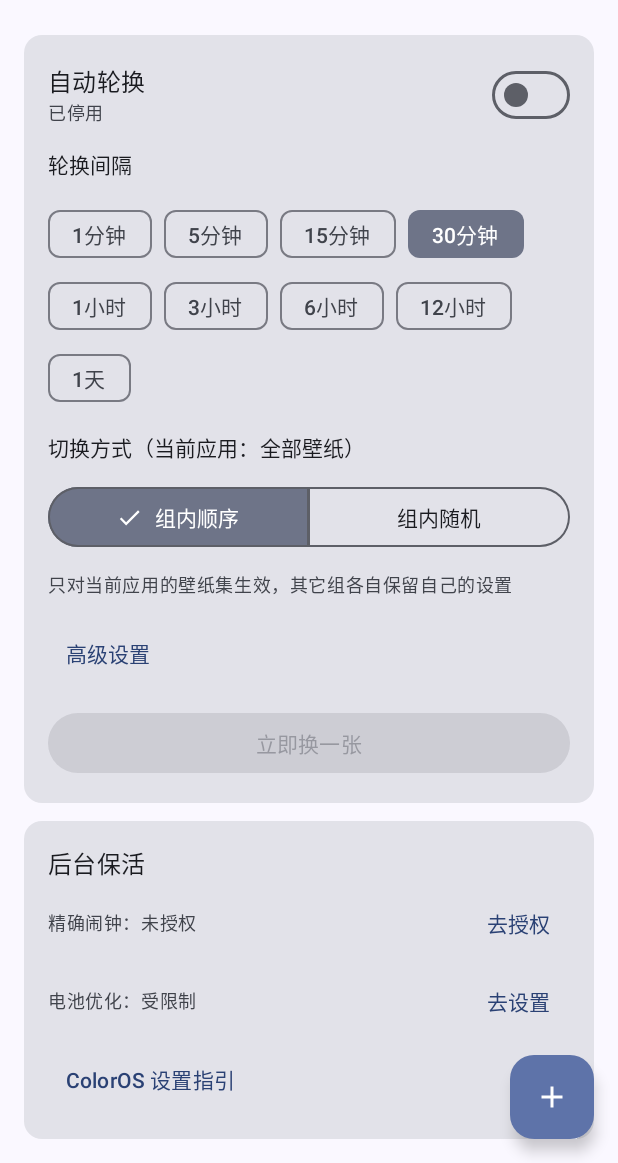
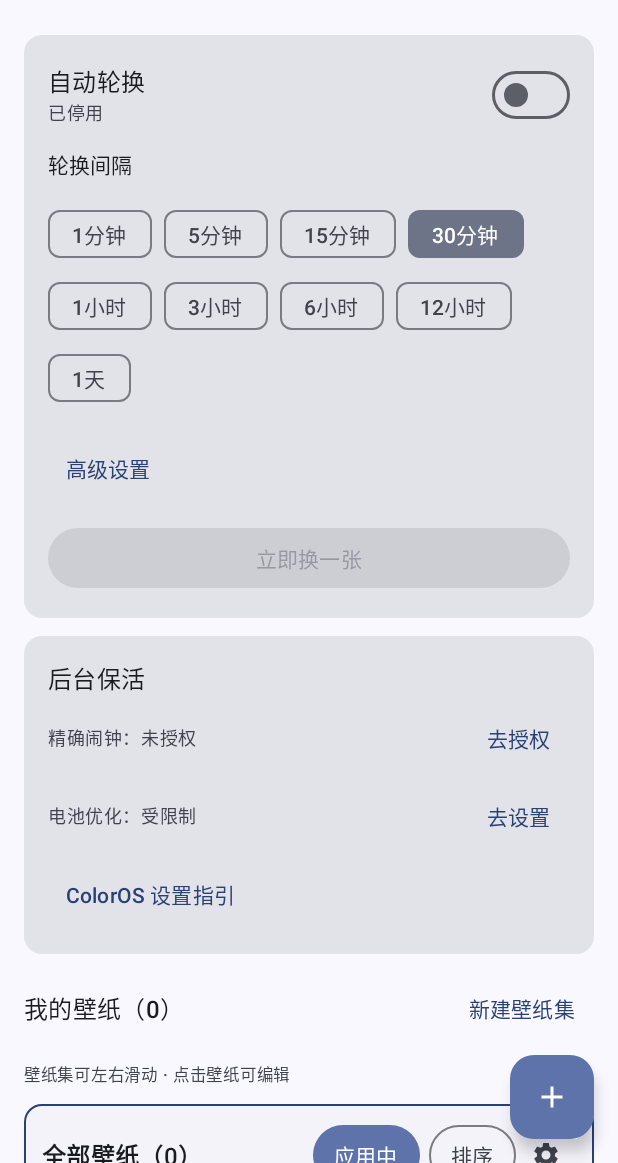
Before and after one commit to printf6666/WallpaperCarousel, an Android app built with Jetpack Compose: the screen it shows after launch (MainActivity), on a phone screen of 412 x 824 dp, the part 73-1236 px from its top. Run offline under Robolectric (Android 15) with nearby library versions, the phone set to English and light mode, and no system bars.

Commit message:
v1.12.1：主界面去掉切换方式，只保留设置里的入口
- 删除设置卡片里的「切换方式（当前应用：x）」+ 组内顺序/组内随机分段按钮及说明
- 切换方式统一在壁纸集卡片的「设置」→ 编辑页里改，避免同一设置两处入口

```diff
--- a/app/build.gradle.kts
+++ b/app/build.gradle.kts
@@ -19,7 +19,7 @@ android {
         // 发版时只改这三个数字：功能更新动 minor，修 bug 动 patch（一天发多次也能正确递增）
         val appMajor = 1
         val appMinor = 12
-        val appPatch = 0
+        val appPatch = 1
         versionName = "$appMajor.$appMinor.$appPatch"
 
         // versionCode 只用于系统判断"能否覆盖安装"，单调递增即可，用户看不到。
--- a/app/src/main/java/com/example/wallpapercarousel/MainActivity.kt
+++ b/app/src/main/java/com/example/wallpapercarousel/MainActivity.kt
@@ -52,9 +52,6 @@ import androidx.compose.material3.Icon
 import androidx.compose.material3.IconButton
 import androidx.compose.material3.MaterialTheme
 import androidx.compose.material3.Scaffold
-import androidx.compose.material3.SegmentedButton
-import androidx.compose.material3.SegmentedButtonDefaults
-import androidx.compose.material3.SingleChoiceSegmentedButtonRow
 import androidx.compose.material3.Surface
 import androidx.compose.material3.Switch
 import androidx.compose.material3.Text
@@ -667,37 +664,8 @@ fun AppScreen(sharedUris: MutableStateFlow<List<Uri>>) {
                         }
                     }
 
-                    val activeGroup = groups.firstOrNull { it.id == currentGroupId }
-                    Text(
-                        "切换方式（当前应用：${activeGroup?.name ?: "-"}）",
-                        style = MaterialTheme.typography.labelLarge
-                    )
-                    val randomNow = activeGroup?.mode == Prefs.MODE_RANDOM
-                    SingleChoiceSegmentedButtonRow(modifier = Modifier.fillMaxWidth()) {
-                        SegmentedButton(
-                            selected = !randomNow,
-                            onClick = {
-                                if (activeGroup != null) {
-                                    updateGroup(activeGroup.copy(mode = Prefs.MODE_SEQUENTIAL))
-                                }
-                            },
-                            shape = SegmentedButtonDefaults.itemShape(index = 0, count = 2)
-                        ) { Text("组内顺序") }
-                        SegmentedButton(
-                            selected = randomNow,
-                            onClick = {
-                                if (activeGroup != null) {
-                                    updateGroup(activeGroup.copy(mode = Prefs.MODE_RANDOM))
-                                }
-                            },
-                            shape = SegmentedButtonDefaults.itemShape(index = 1, count = 2)
-                        ) { Text("组内随机") }
-                    }
-                    Text(
-                        "只对当前应用的壁纸集生效，其它组各自保留自己的设置",
-                        style = MaterialTheme.typography.bodySmall,
-                        color = MaterialTheme.colorScheme.onSurfaceVariant
-                    )
+                    // 切换方式（组内顺序 / 组内随机）只在壁纸集卡片的「设置」里改，
+                    // 主界面不再提供入口，避免同一个设置有两个地方可改。
 
                     // 不常用项收进折叠区，默认只留一行，免得首屏太长看不到壁纸卡片
                     TextButton(onClick = { advancedExpanded = !advancedExpanded }) {
```
Also changed, not shown: 1 other file.
